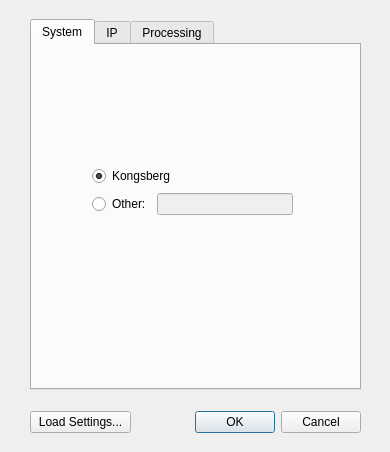
monsterkittykitty/WaterColumnPlotter, file GUI/Dialogs/UIFiles/AllSettingsDialog.ui: the form before one commit.
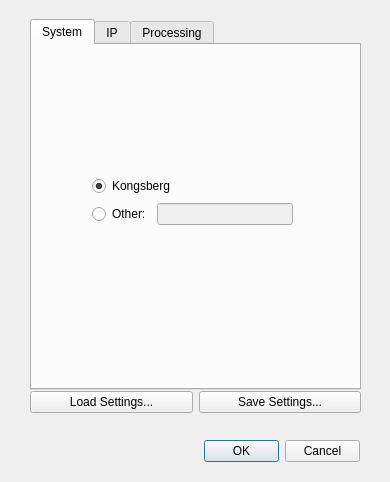
The form after the commit.

Commit message: Enabled stop button (mostly).

The edit to the form file:
```diff
--- a/GUI/Dialogs/UIFiles/AllSettingsDialog.ui
+++ b/GUI/Dialogs/UIFiles/AllSettingsDialog.ui
@@ -7,12 +7,28 @@
     <x>0</x>
     <y>0</y>
     <width>390</width>
-    <height>452</height>
+    <height>482</height>
    </rect>
   </property>
   <property name="windowTitle">
    <string>Settings</string>
   </property>
+  <widget class="QDialogButtonBox" name="buttonBox">
+   <property name="geometry">
+    <rect>
+     <x>204</x>
+     <y>440</y>
+     <width>156</width>
+     <height>23</height>
+    </rect>
+   </property>
+   <property name="orientation">
+    <enum>Qt::Horizontal</enum>
+   </property>
+   <property name="standardButtons">
+    <set>QDialogButtonBox::Cancel|QDialogButtonBox::Ok</set>
+   </property>
+  </widget>
   <widget class="QTabWidget" name="tabSettings">
    <property name="geometry">
     <rect>
@@ -33,7 +49,7 @@
      <property name="geometry">
       <rect>
        <x>60</x>
-       <y>120</y>
+       <y>130</y>
        <width>201</width>
        <height>51</height>
       </rect>
@@ -423,7 +439,7 @@
    <property name="geometry">
     <rect>
      <x>30</x>
-     <y>410</y>
+     <y>390</y>
      <width>331</width>
      <height>25</height>
     </rect>
@@ -446,25 +462,18 @@
      </widget>
     </item>
     <item>
-     <spacer name="horizontalSpacer">
-      <property name="orientation">
-       <enum>Qt::Horizontal</enum>
+     <widget class="QPushButton" name="pushButtonSaveSettings">
+      <property name="sizePolicy">
+       <sizepolicy hsizetype="Minimum" vsizetype="Fixed">
+        <horstretch>1</horstretch>
+        <verstretch>0</verstretch>
+       </sizepolicy>
       </property>
-      <property name="sizeHint" stdset="0">
-       <size>
-        <width>58</width>
-        <height>20</height>
-       </size>
+      <property name="toolTip">
+       <string>Save settings to file.</string>
       </property>
-     </spacer>
-    </item>
-    <item>
-     <widget class="QDialogButtonBox" name="buttonBox">
-      <property name="orientation">
-       <enum>Qt::Horizontal</enum>
-      </property>
-      <property name="standardButtons">
-       <set>QDialogButtonBox::Cancel|QDialogButtonBox::Ok</set>
+      <property name="text">
+       <string>Save Settings...</string>
       </property>
      </widget>
     </item>
```
Left out of the diff: 2 changed lines with no effect on the pictures. The commit also changes 7 other files.
